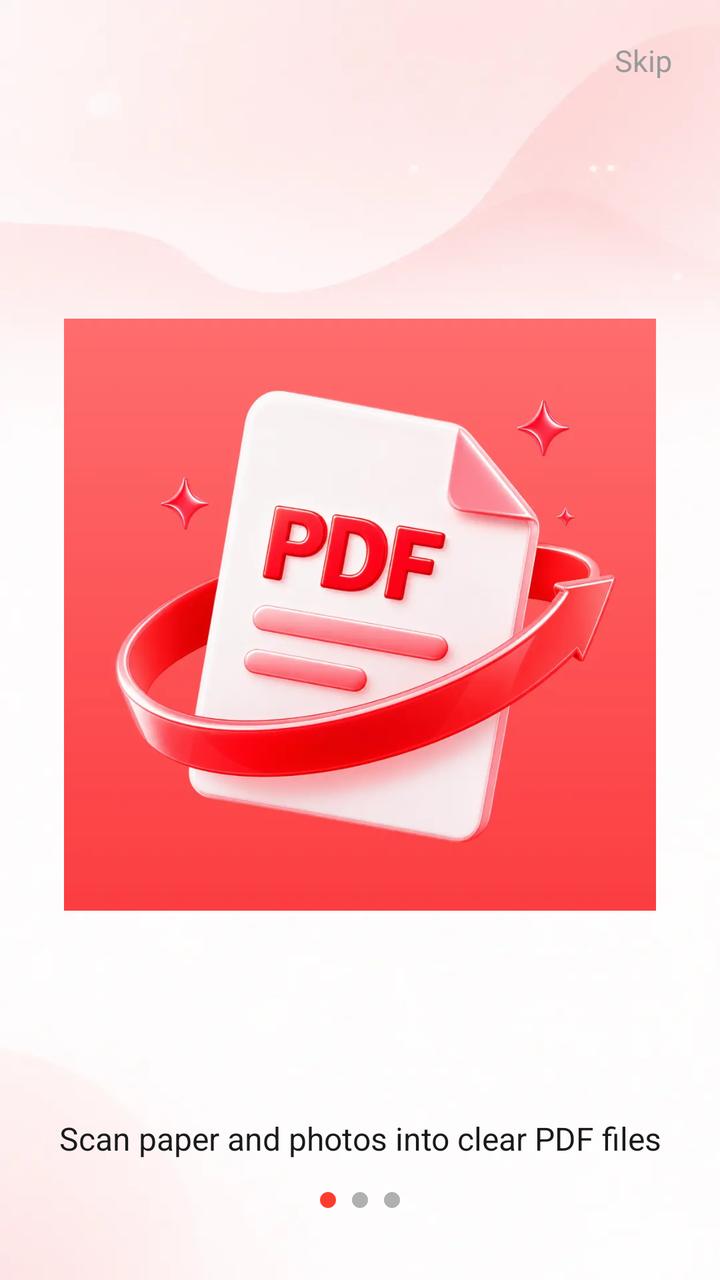
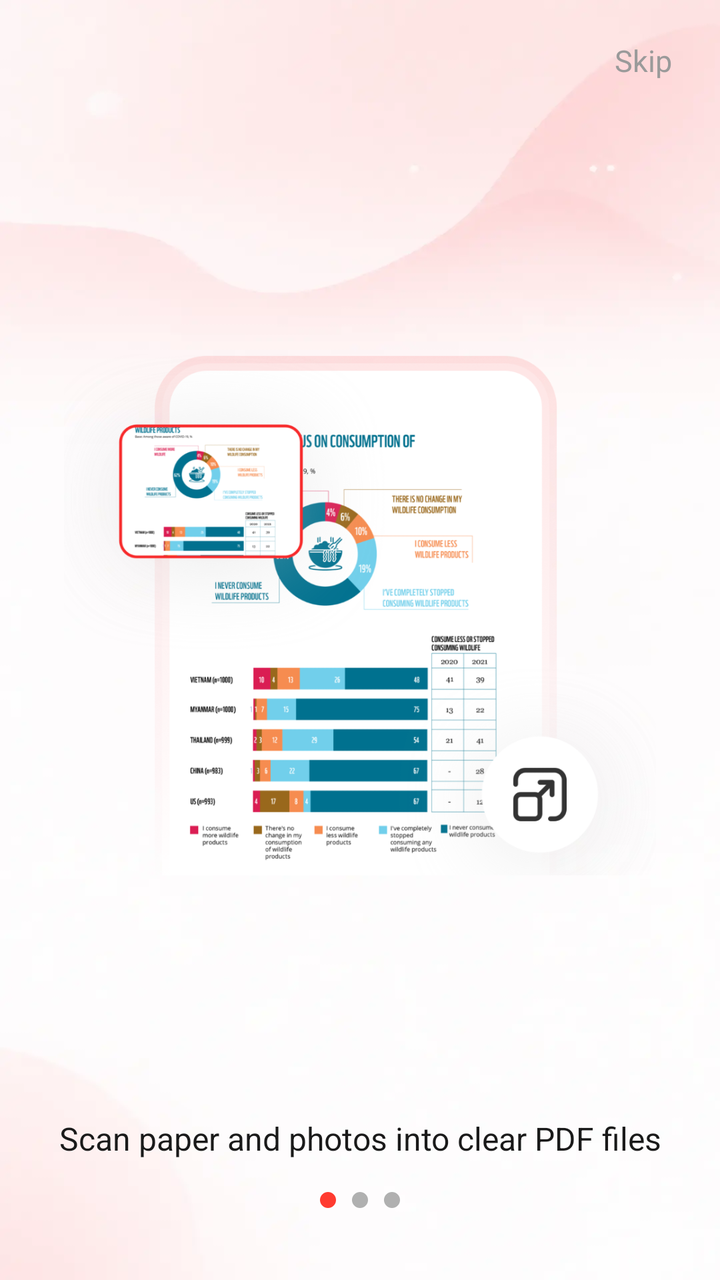

The first picture is an Android layout as it rendered before a commit; the second is the same layout after the commit. The layout source and the unified diff follow.
<!-- AndroidManifest.xml: activity theme Theme.CamPdf -->
<!-- res/layout/activity_sp_guide_info.xml -->
<?xml version="1.0" encoding="utf-8"?>
<androidx.constraintlayout.widget.ConstraintLayout xmlns:android="http://schemas.android.com/apk/res/android"
    xmlns:app="http://schemas.android.com/apk/res-auto"
    xmlns:tools="http://schemas.android.com/tools"
    android:id="@+id/guide_info_root"
    android:layout_width="match_parent"
    android:layout_height="match_parent"
    android:background="@drawable/bg"
    tools:context=".guide.SpGuideInfoActivity">

    <TextView
        android:id="@+id/tv_skip"
        android:layout_width="wrap_content"
        android:layout_height="wrap_content"
        android:layout_marginTop="12dp"
        android:layout_marginEnd="@dimen/home_page_padding"
        android:padding="8dp"
        android:text="@string/guide_skip"
        android:textColor="@color/text_secondary"
        android:textSize="15sp"
        app:layout_constraintEnd_toEndOf="parent"
        app:layout_constraintTop_toTopOf="parent" />

    <ViewFlipper
        android:id="@+id/guide_flipper"
        android:layout_width="0dp"
        android:layout_height="0dp"
        android:layout_marginHorizontal="32dp"
        android:layout_marginTop="8dp"
        app:layout_constraintBottom_toTopOf="@id/tv_des"
        app:layout_constraintEnd_toEndOf="parent"
        app:layout_constraintStart_toStartOf="parent"
        app:layout_constraintTop_toBottomOf="@id/tv_skip">

        <ImageView
            android:layout_width="match_parent"
            android:layout_height="match_parent"
            android:contentDescription="@string/guide_page_1"
            android:scaleType="fitCenter"
            android:src="@drawable/cam_app_mark" />

        <ImageView
            android:layout_width="match_parent"
            android:layout_height="match_parent"
            android:contentDescription="@string/guide_page_2"
            android:scaleType="fitCenter"
            android:src="@drawable/ic_scanning" />

        <ImageView
            android:layout_width="match_parent"
            android:layout_height="match_parent"
            android:contentDescription="@string/guide_page_3"
            android:scaleType="fitCenter"
            android:src="@drawable/ic_cleanup" />
    </ViewFlipper>

    <TextView
        android:id="@+id/tv_des"
        android:layout_width="0dp"
        android:layout_height="wrap_content"
        android:layout_marginHorizontal="@dimen/home_page_padding"
        android:layout_marginBottom="16dp"
        android:gravity="center"
        android:text="@string/guide_page_1"
        android:textColor="@color/text_primary"
        android:textSize="16sp"
        app:layout_constraintBottom_toTopOf="@id/indicator_row"
        app:layout_constraintEnd_toEndOf="parent"
        app:layout_constraintStart_toStartOf="parent" />

    <LinearLayout
        android:id="@+id/indicator_row"
        android:layout_width="wrap_content"
        android:layout_height="wrap_content"
        android:layout_marginBottom="16dp"
        android:gravity="center"
        android:orientation="horizontal"
        app:layout_constraintBottom_toTopOf="@id/ad_layout"
        app:layout_constraintEnd_toEndOf="parent"
        app:layout_constraintStart_toStartOf="parent">

        <View
            android:id="@+id/one_view"
            android:layout_width="8dp"
            android:layout_height="8dp"
            android:background="@drawable/shape_guide_dot_on" />

        <View
            android:id="@+id/two_view"
            android:layout_width="8dp"
            android:layout_height="8dp"
            android:layout_marginStart="8dp"
            android:background="@drawable/shape_guide_dot_off" />

        <View
            android:id="@+id/three_view"
            android:layout_width="8dp"
            android:layout_height="8dp"
            android:layout_marginStart="8dp"
            android:background="@drawable/shape_guide_dot_off" />
    </LinearLayout>

    <FrameLayout
        android:id="@+id/ad_layout"
        android:layout_width="0dp"
        android:layout_height="wrap_content"
        android:layout_marginHorizontal="@dimen/home_page_padding"
        android:layout_marginBottom="20dp"
        app:layout_constraintBottom_toBottomOf="parent"
        app:layout_constraintEnd_toEndOf="parent"
        app:layout_constraintStart_toStartOf="parent" />

</androidx.constraintlayout.widget.ConstraintLayout>
<!-- resources referenced by this layout -->
<resources>
  <color name="text_primary">#FF1A1A1A</color>
  <color name="text_secondary">#FF9A9A9A</color>
  <dimen name="home_page_padding">16dp</dimen>
  <!-- drawable bg: webp bitmap (drawable-xxhdpi, 8120 bytes) -->
  <!-- drawable cam_app_mark: webp bitmap (drawable-xxhdpi, 30572 bytes) -->
  <!-- drawable ic_cleanup: png bitmap (drawable-xxhdpi, 7769 bytes) -->
  <!-- drawable ic_scanning: png bitmap (drawable-xxhdpi, 7133 bytes) -->
  <!-- drawable shape_guide_dot_off (drawable) -->
  <?xml version="1.0" encoding="utf-8"?>
  <shape xmlns:android="http://schemas.android.com/apk/res/android"
      android:shape="oval">
      <solid android:color="@color/text_hint" />
      <size
          android:width="8dp"
          android:height="8dp" />
  </shape>
  <!-- drawable shape_guide_dot_on (drawable) -->
  <?xml version="1.0" encoding="utf-8"?>
  <shape xmlns:android="http://schemas.android.com/apk/res/android"
      android:shape="oval">
      <solid android:color="@color/cam_accent" />
      <size
          android:width="8dp"
          android:height="8dp" />
  </shape>
  <string name="guide_page_1">Scan paper and photos into clear PDF files</string>
  <string name="guide_page_2">Open Word, Excel and PPT in one place</string>
  <string name="guide_page_3">Find recent files and keep working</string>
  <string name="guide_skip">Skip</string>
  <style name="Theme.CamPdf" parent="Theme.Material3.Light.NoActionBar">
          
          <item name="android:windowBackground">@drawable/bg</item>
          <item name="android:windowAnimationStyle">@style/CamWindow.NoFlash</item>
          <item name="android:statusBarColor">@android:color/transparent</item>
          <item name="android:navigationBarColor">@android:color/transparent</item>
          <item name="android:forceDarkAllowed">false</item>
      </style>
  <color name="text_hint">#FFB0B0B0</color>
  <color name="cam_accent">#FFFF3B30</color>
  <style name="CamWindow.NoFlash" parent="@android:style/Animation.Activity">
          <item name="android:activityOpenEnterAnimation">@anim/none</item>
          <item name="android:activityOpenExitAnimation">@anim/none</item>
          <item name="android:activityCloseEnterAnimation">@anim/none</item>
          <item name="android:activityCloseExitAnimation">@anim/none</item>
      </style>
</resources>

<!-- the commit's change to res/layout/activity_sp_guide_info.xml (unified diff, before → after) -->
@@ -37,21 +37,21 @@
             android:layout_height="match_parent"
             android:contentDescription="@string/guide_page_1"
             android:scaleType="fitCenter"
-            android:src="@drawable/cam_app_mark" />
+            android:src="@drawable/pic_1" />
 
         <ImageView
             android:layout_width="match_parent"
             android:layout_height="match_parent"
             android:contentDescription="@string/guide_page_2"
             android:scaleType="fitCenter"
-            android:src="@drawable/ic_scanning" />
+            android:src="@drawable/pic_2" />
 
         <ImageView
             android:layout_width="match_parent"
             android:layout_height="match_parent"
             android:contentDescription="@string/guide_page_3"
             android:scaleType="fitCenter"
-            android:src="@drawable/ic_cleanup" />
+            android:src="@drawable/pic_3" />
     </ViewFlipper>
 
     <TextView
<!-- resource entries referenced after the edit -->
@@ -4,9 +4,9 @@
   <color name="text_secondary">#FF9A9A9A</color>
   <dimen name="home_page_padding">16dp</dimen>
   <!-- drawable bg: webp bitmap (drawable-xxhdpi, 8120 bytes) -->
-  <!-- drawable cam_app_mark: webp bitmap (drawable-xxhdpi, 30572 bytes) -->
-  <!-- drawable ic_cleanup: png bitmap (drawable-xxhdpi, 7769 bytes) -->
-  <!-- drawable ic_scanning: png bitmap (drawable-xxhdpi, 7133 bytes) -->
+  <!-- drawable pic_1: webp bitmap (drawable-xxhdpi, 166516 bytes) -->
+  <!-- drawable pic_2: webp bitmap (drawable-xxhdpi, 230958 bytes) -->
+  <!-- drawable pic_3: webp bitmap (drawable-xxhdpi, 219904 bytes) -->
   <!-- drawable shape_guide_dot_off (drawable) -->
   <?xml version="1.0" encoding="utf-8"?>
   <shape xmlns:android="http://schemas.android.com/apk/res/android"
